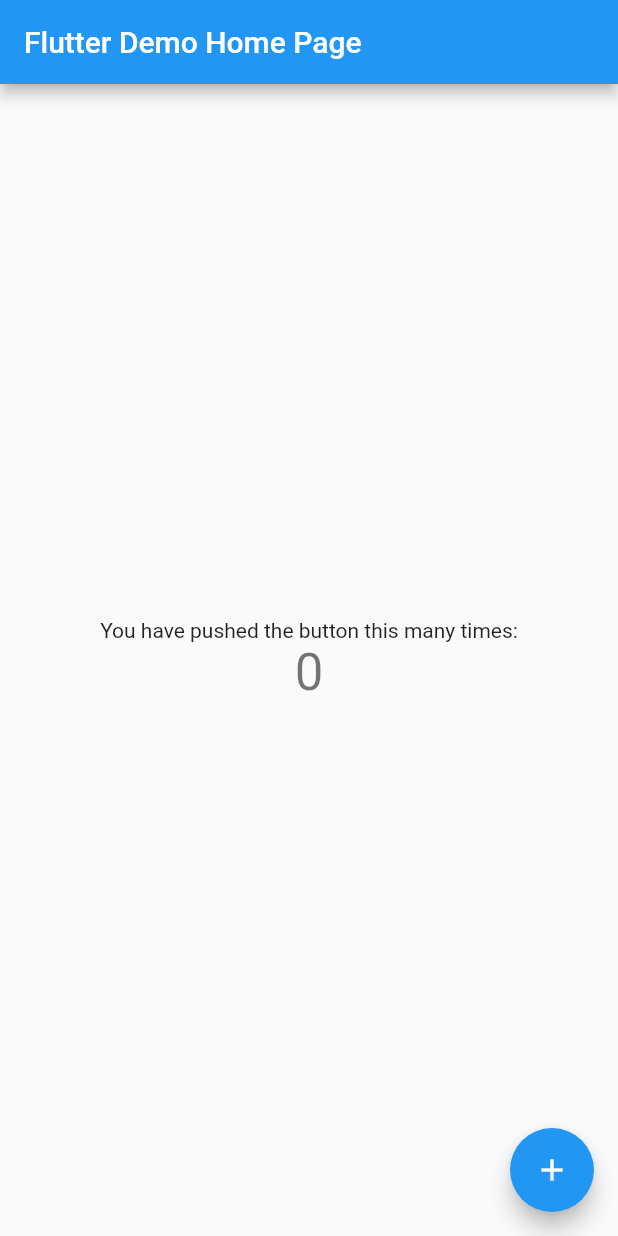
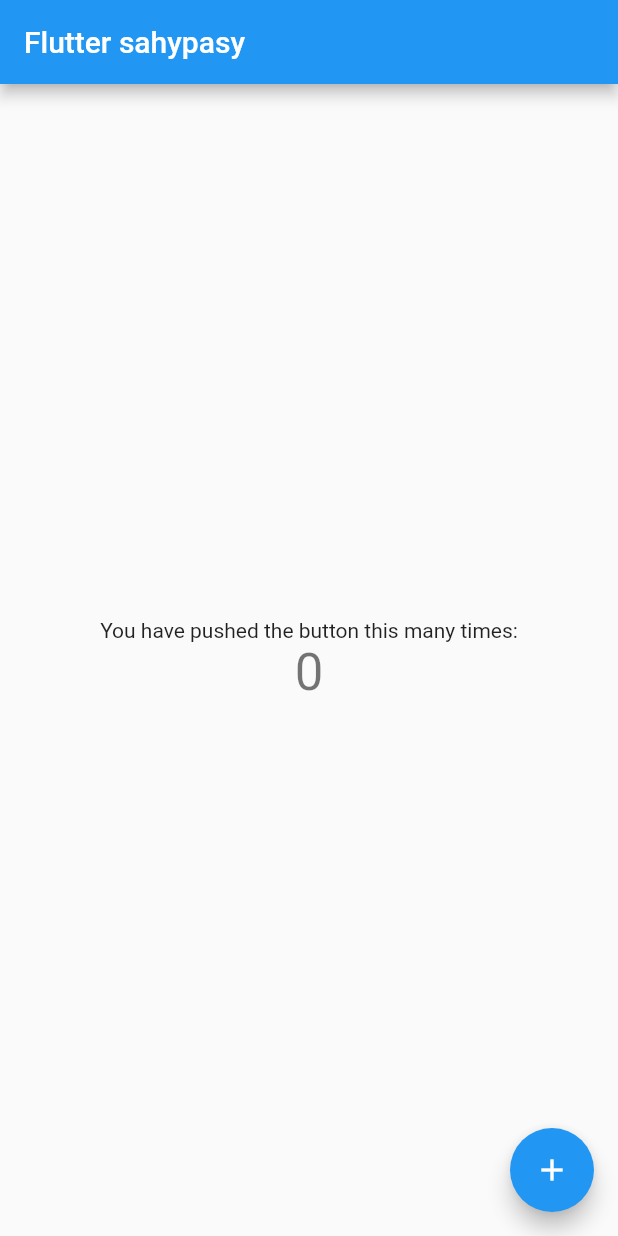
Before and after one commit to Atabek-apk/test, a Flutter app: the screen it shows after launch, on a phone screen of 412 x 824 dp. Run offline on Flutter 3.47's test engine with Material 2 defaults, Android fonts, the phone set to English and light mode, and no system bars.

Commit message:
Update main.dart

```diff
--- a/lib/main.dart
+++ b/lib/main.dart
@@ -26,7 +26,7 @@ class MyApp extends StatelessWidget {
         // closer together (more dense) than on mobile platforms.
         visualDensity: VisualDensity.adaptivePlatformDensity,
       ),
-      home: MyHomePage(title: 'Flutter Demo Home Page'),
+      home: MyHomePage(title: 'Flutter sahypasy'),
     );
   }
 }
```
